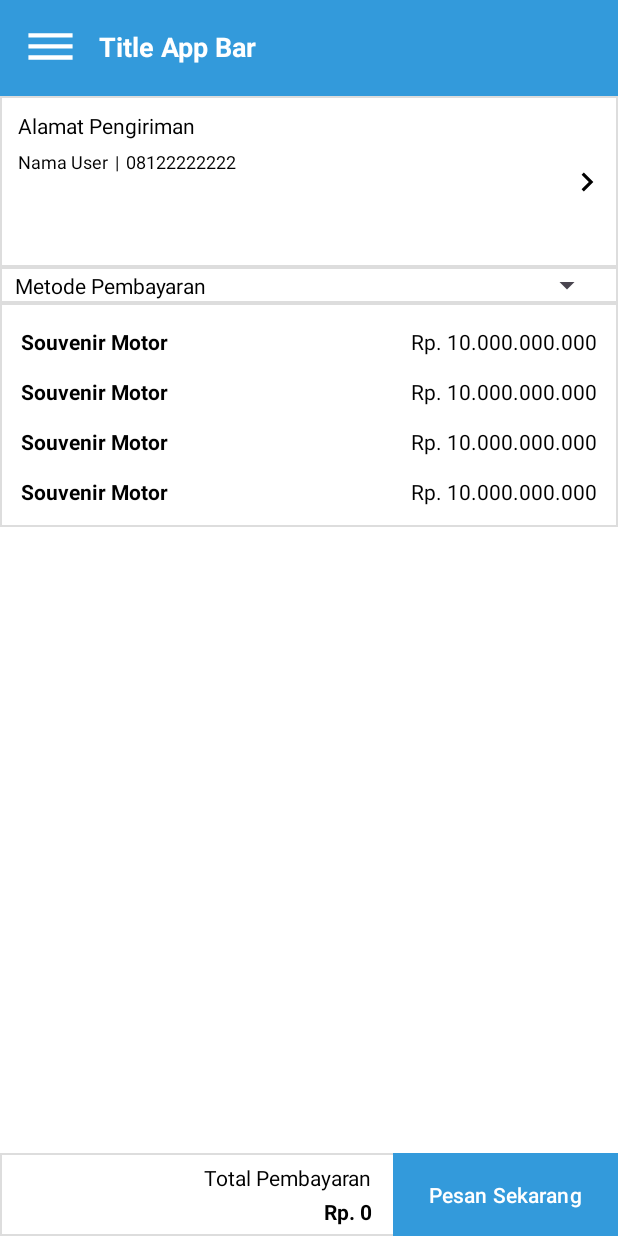
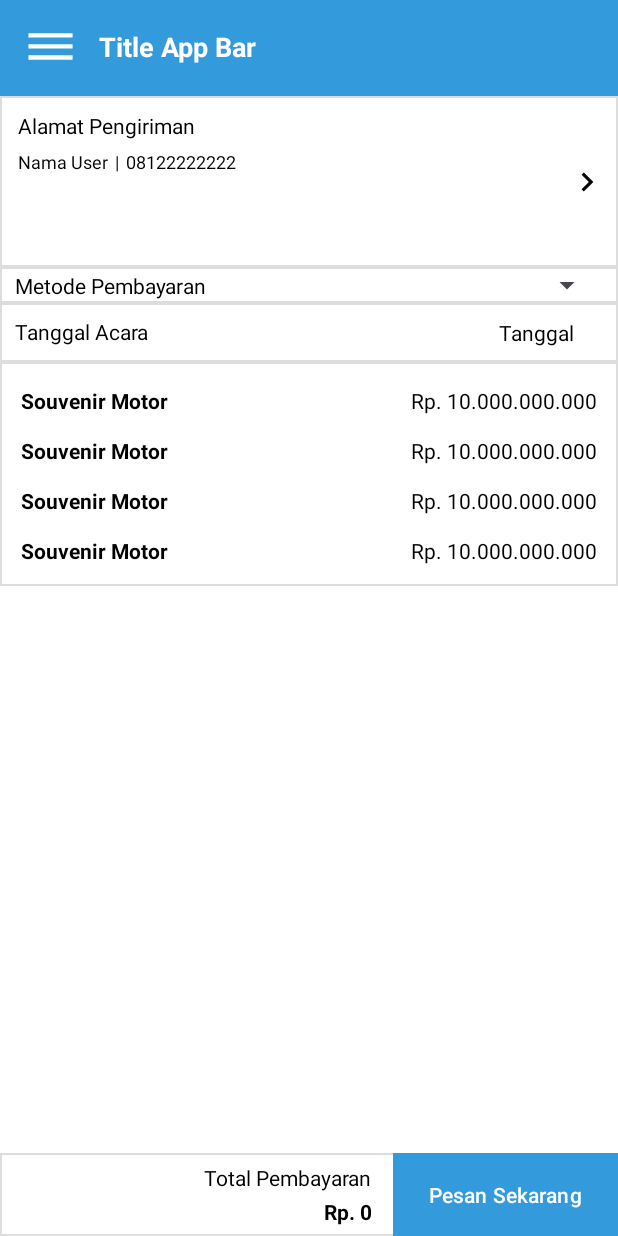
Before and after one commit to MunMunDev/Marketplace-Wedding-Organizer, an Android app: the layout activity_payment.xml on its own in the app's theme, with its tools: preview values and no code run, on a phone screen of 412 x 824 dp. Run offline under Robolectric (Android 15) with nearby library versions, the phone set to English and light mode, and no system bars.

Commit message:
Add Date and time for determine the day of the event

```diff
--- a/app/src/main/java/com/abcd/vian_marketplaceweddingorganizer/ui/activity/user/payment/PaymentActivity.kt
+++ b/app/src/main/java/com/abcd/vian_marketplaceweddingorganizer/ui/activity/user/payment/PaymentActivity.kt
@@ -103,6 +103,7 @@ class PaymentActivity : AppCompatActivity() {
                 Toast.makeText(this@PaymentActivity, "Vendor kosong", Toast.LENGTH_SHORT).show()
             }
         }
+        binding.tvTanggalAcara.text = "${tanggalDanWaktu.tanggalSekarangZonaMakassar()} 10:00"
     }
 
     private fun setAppNavbarDrawer() {
@@ -125,6 +126,8 @@ class PaymentActivity : AppCompatActivity() {
             btnBayar.setOnClickListener {
                 if(tvAlamat.text.toString().trim() == resources.getString(R.string.alamat).trim()){
                     Toast.makeText(this@PaymentActivity, "Tolong masukkan alamat anda", Toast.LENGTH_SHORT).show()
+                } else if(tvTanggalAcara.text == resources.getString(R.string.alamat).trim()){
+                    Toast.makeText(this@PaymentActivity, "Tolong masukkan Tanggal Acara", Toast.LENGTH_SHORT).show()
                 } else{
                     if(numberPosition == 0){
 //                        fetchDataRegistrasiPembayaran(uuid, idUser)
@@ -141,6 +144,10 @@ class PaymentActivity : AppCompatActivity() {
                 i.putExtra("nama_wedding_organizer", namaWeddingOrganizer)
                 startActivity(i)
                 finish()
+            }
+
+            tvTanggalAcara.setOnClickListener{
+                catchTanggalDanWaktu()
             }
         }
     }
@@ -480,6 +487,14 @@ class PaymentActivity : AppCompatActivity() {
         super.onActivityResult(requestCode, resultCode, data)
     }
 
+    private fun catchTanggalDanWaktu(){
+        tanggalDanWaktu.selectedDateTime(
+            tanggalDanWaktu.tanggalSekarangZonaMakassar(),
+            binding.tvTanggalAcara,
+            this@PaymentActivity
+        )
+    }
+
     override fun onBackPressed() {
         super.onBackPressed()
 //        startActivity(Intent(this@PaymentActivity, MainActivity::class.java))
--- a/app/src/main/res/layout/activity_payment.xml
+++ b/app/src/main/res/layout/activity_payment.xml
@@ -196,6 +196,39 @@
                     android:paddingBottom="10dp"/>
 
             </androidx.constraintlayout.widget.ConstraintLayout>
+            <androidx.constraintlayout.widget.ConstraintLayout
+                android:layout_width="match_parent"
+                android:layout_height="wrap_content"
+                android:background="@drawable/bg_card_no_radius"
+                android:paddingStart="10dp"
+                android:paddingEnd="10dp"
+                android:paddingBottom="2dp">
+                <TextView
+                    android:layout_width="wrap_content"
+                    android:layout_height="wrap_content"
+                    app:layout_constraintTop_toTopOf="parent"
+                    app:layout_constraintBottom_toBottomOf="parent"
+                    app:layout_constraintStart_toStartOf="parent"
+                    android:text="Tanggal Acara"
+                    android:textSize="14sp"
+                    android:textColor="@color/black"
+                    android:textStyle="normal"/>
+                <TextView
+                    android:id="@+id/tvTanggalAcara"
+                    android:layout_width="150dp"
+                    android:layout_height="wrap_content"
+                    app:layout_constraintTop_toTopOf="parent"
+                    app:layout_constraintEnd_toEndOf="parent"
+                    android:paddingTop="8dp"
+                    android:paddingBottom="8dp"
+                    android:layout_marginTop="2dp"
+                    android:layout_marginEnd="20dp"
+                    android:text="Tanggal"
+                    android:textColor="@color/black"
+                    android:textSize="14sp"
+                    android:gravity="end"/>
+
+            </androidx.constraintlayout.widget.ConstraintLayout>
             <androidx.recyclerview.widget.RecyclerView
                 android:id="@+id/rvPesanan"
                 android:layout_width="match_parent"
```
